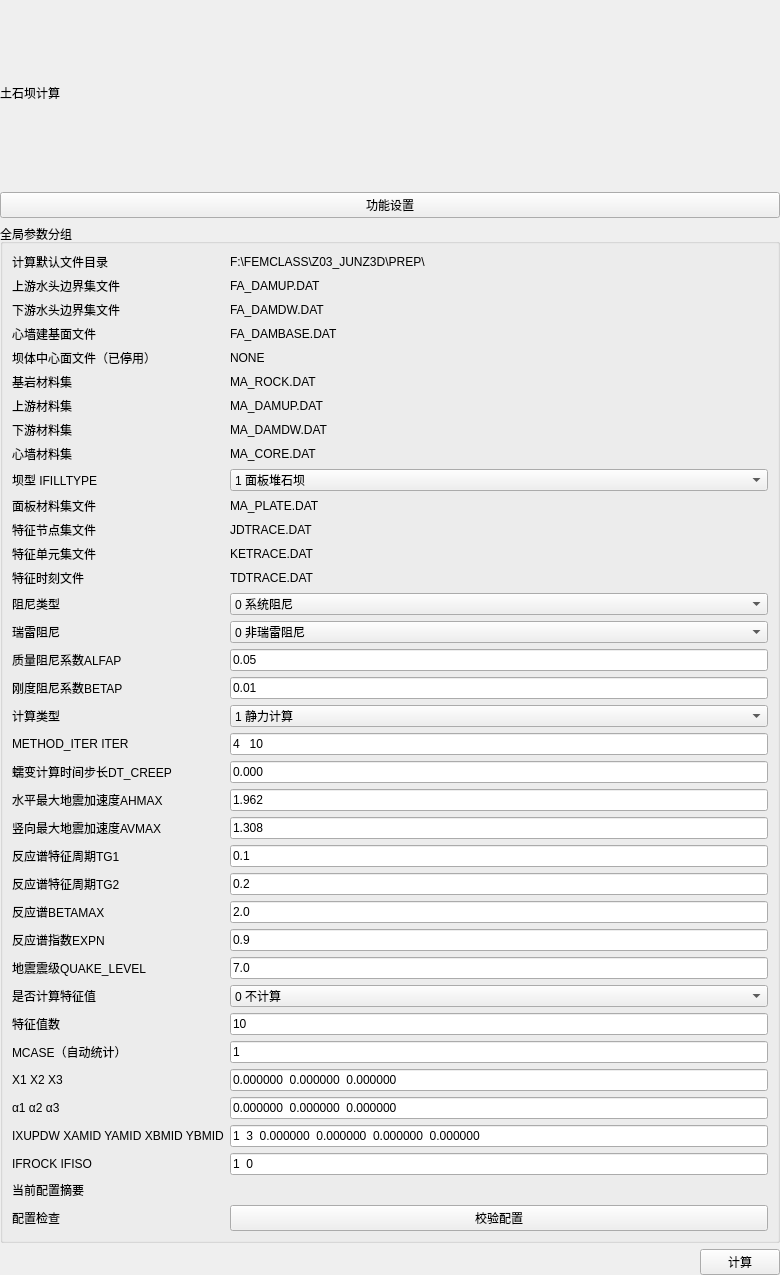
The window that plugins/Base_Slover/DamAnalysisWidget.ui (asd977/base_cae) describes before a commit, drawn with Qt 5.
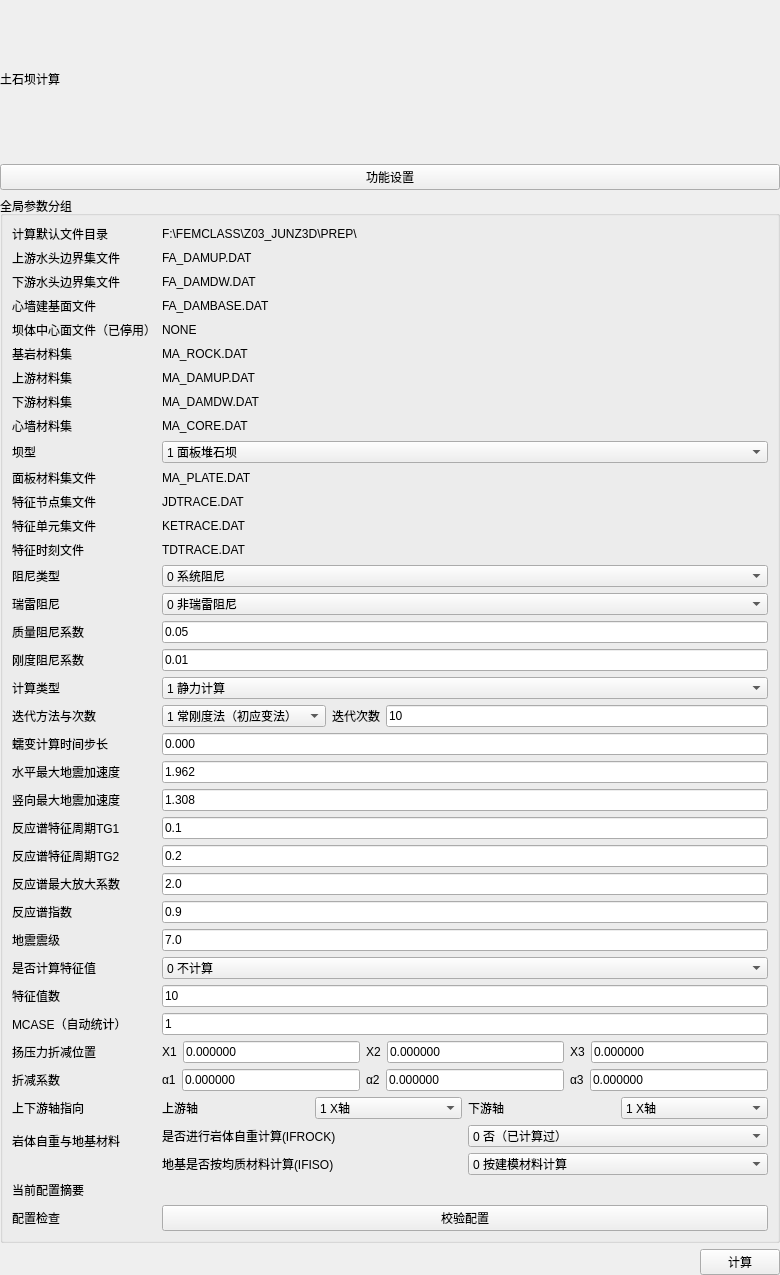
The same window after the commit.

Commit message: Simplify dam analysis settings UI and localized inputs

Diff of the .ui file:
```diff
--- a/plugins/Base_Slover/DamAnalysisWidget.ui
+++ b/plugins/Base_Slover/DamAnalysisWidget.ui
@@ -175,7 +175,7 @@
      <item row="9" column="0">
       <widget class="QLabel" name="labelLine10">
        <property name="text">
-        <string>坝型 IFILLTYPE</string>
+        <string>坝型</string>
        </property>
       </widget>
      </item>
@@ -304,7 +304,7 @@
      <item row="16" column="0">
       <widget class="QLabel" name="labelLine17">
        <property name="text">
-        <string>质量阻尼系数ALFAP</string>
+        <string>质量阻尼系数</string>
        </property>
       </widget>
      </item>
@@ -318,7 +318,7 @@
      <item row="17" column="0">
       <widget class="QLabel" name="labelLine18">
        <property name="text">
-        <string>刚度阻尼系数BETAP</string>
+        <string>刚度阻尼系数</string>
        </property>
       </widget>
      </item>
@@ -358,21 +358,34 @@
      <item row="19" column="0">
       <widget class="QLabel" name="labelLine20">
        <property name="text">
-        <string>METHOD_ITER ITER</string>
+        <string>迭代方法与次数</string>
        </property>
       </widget>
      </item>
      <item row="19" column="1">
-      <widget class="QLineEdit" name="editLine20">
-       <property name="text">
-        <string>4   10</string>
-       </property>
-      </widget>
+      <layout class="QHBoxLayout" name="layoutMethodIter">
+       <item>
+        <widget class="QComboBox" name="comboMethodIter">
+         <item><property name="text"><string>1 常刚度法（初应变法）</string></property></item>
+         <item><property name="text"><string>2 常刚度法（初应力法）</string></property></item>
+         <item><property name="text"><string>3 变刚度法（切线刚度法）</string></property></item>
+         <item><property name="text"><string>4 中点增量法（土坝填筑）</string></property></item>
+        </widget>
+       </item>
+       <item>
+        <widget class="QLabel" name="labelIter"><property name="text"><string>迭代次数</string></property></widget>
+       </item>
+       <item>
+        <widget class="QLineEdit" name="editIter">
+         <property name="text"><string>10</string></property>
+        </widget>
+       </item>
+      </layout>
      </item>
      <item row="20" column="0">
       <widget class="QLabel" name="labelLine21">
        <property name="text">
-        <string>蠕变计算时间步长DT_CREEP</string>
+        <string>蠕变计算时间步长</string>
        </property>
       </widget>
      </item>
@@ -386,7 +399,7 @@
      <item row="21" column="0">
       <widget class="QLabel" name="labelLine22">
        <property name="text">
-        <string>水平最大地震加速度AHMAX</string>
+        <string>水平最大地震加速度</string>
        </property>
       </widget>
      </item>
@@ -400,7 +413,7 @@
      <item row="22" column="0">
       <widget class="QLabel" name="labelLine23">
        <property name="text">
-        <string>竖向最大地震加速度AVMAX</string>
+        <string>竖向最大地震加速度</string>
        </property>
       </widget>
      </item>
@@ -442,7 +455,7 @@
      <item row="25" column="0">
       <widget class="QLabel" name="labelLine26">
        <property name="text">
-        <string>反应谱BETAMAX</string>
+        <string>反应谱最大放大系数</string>
        </property>
       </widget>
      </item>
@@ -456,7 +469,7 @@
      <item row="26" column="0">
       <widget class="QLabel" name="labelLine27">
        <property name="text">
-        <string>反应谱指数EXPN</string>
+        <string>反应谱指数</string>
        </property>
       </widget>
      </item>
@@ -470,7 +483,7 @@
      <item row="27" column="0">
       <widget class="QLabel" name="labelLine28">
        <property name="text">
-        <string>地震震级QUAKE_LEVEL</string>
+        <string>地震震级</string>
        </property>
       </widget>
      </item>
@@ -536,58 +549,74 @@
      <item row="31" column="0">
       <widget class="QLabel" name="labelX">
        <property name="text">
-        <string>X1 X2 X3</string>
+        <string>扬压力折减位置</string>
        </property>
       </widget>
      </item>
      <item row="31" column="1">
-      <widget class="QLineEdit" name="editX">
-       <property name="text">
-        <string>0.000000  0.000000  0.000000</string>
-       </property>
-      </widget>
+      <layout class="QHBoxLayout" name="layoutX">
+       <item><widget class="QLabel" name="labelX1"><property name="text"><string>X1</string></property></widget></item>
+       <item><widget class="QLineEdit" name="editX1"><property name="text"><string>0.000000</string></property></widget></item>
+       <item><widget class="QLabel" name="labelX2"><property name="text"><string>X2</string></property></widget></item>
+       <item><widget class="QLineEdit" name="editX2"><property name="text"><string>0.000000</string></property></widget></item>
+       <item><widget class="QLabel" name="labelX3"><property name="text"><string>X3</string></property></widget></item>
+       <item><widget class="QLineEdit" name="editX3"><property name="text"><string>0.000000</string></property></widget></item>
+      </layout>
      </item>
      <item row="32" column="0">
       <widget class="QLabel" name="labelAlfa">
        <property name="text">
-        <string>α1 α2 α3</string>
+        <string>折减系数</string>
        </property>
       </widget>
      </item>
      <item row="32" column="1">
-      <widget class="QLineEdit" name="editAlfa">
-       <property name="text">
-        <string>0.000000  0.000000  0.000000</string>
-       </property>
-      </widget>
+      <layout class="QHBoxLayout" name="layoutAlfa">
+       <item><widget class="QLabel" name="labelAlfa1"><property name="text"><string>α1</string></property></widget></item>
+       <item><widget class="QLineEdit" name="editAlfa1"><property name="text"><string>0.000000</string></property></widget></item>
+       <item><widget class="QLabel" name="labelAlfa2"><property name="text"><string>α2</string></property></widget></item>
+       <item><widget class="QLineEdit" name="editAlfa2"><property name="text"><string>0.000000</string></property></widget></item>
+       <item><widget class="QLabel" name="labelAlfa3"><property name="text"><string>α3</string></property></widget></item>
+       <item><widget class="QLineEdit" name="editAlfa3"><property name="text"><string>0.000000</string></property></widget></item>
+      </layout>
      </item>
      <item row="33" column="0">
       <widget class="QLabel" name="labelAxis">
        <property name="text">
-        <string>IXUPDW XAMID YAMID XBMID YBMID</string>
+        <string>上下游轴指向</string>
        </property>
       </widget>
      </item>
      <item row="33" column="1">
-      <widget class="QLineEdit" name="editAxis">
-       <property name="text">
-        <string>1  3  0.000000  0.000000  0.000000  0.000000</string>
-       </property>
-      </widget>
+      <layout class="QHBoxLayout" name="layoutAxis">
+       <item><widget class="QLabel" name="labelAxisUp"><property name="text"><string>上游轴</string></property></widget></item>
+       <item><widget class="QComboBox" name="comboAxisUp"><item><property name="text"><string>1 X轴</string></property></item><item><property name="text"><string>2 Y轴</string></property></item><item><property name="text"><string>3 Z轴</string></property></item></widget></item>
+       <item><widget class="QLabel" name="labelAxisDown"><property name="text"><string>下游轴</string></property></widget></item>
+       <item><widget class="QComboBox" name="comboAxisDown"><item><property name="text"><string>1 X轴</string></property></item><item><property name="text"><string>2 Y轴</string></property></item><item><property name="text"><string>3 Z轴</string></property></item></widget></item>
+      </layout>
      </item>
      <item row="34" column="0">
       <widget class="QLabel" name="labelRock">
        <property name="text">
-        <string>IFROCK IFISO</string>
+        <string>岩体自重与地基材料</string>
        </property>
       </widget>
      </item>
      <item row="34" column="1">
-      <widget class="QLineEdit" name="editRock">
-       <property name="text">
-        <string>1  0</string>
-       </property>
-      </widget>
+      <layout class="QVBoxLayout" name="layoutRock">
+       <item>
+        <layout class="QHBoxLayout" name="layoutIfrock">
+         <item><widget class="QLabel" name="labelIfRock"><property name="text"><string>是否进行岩体自重计算(IFROCK)</string></property></widget></item>
+         <item><widget class="QComboBox" name="comboIfRock"><item><property name="text"><string>0 否（已计算过）</string></property></item><item><property name="text"><string>1 是（本次计算）</string></property></item></widget></item>
+        </layout>
+       </item>
+       <item>
+        <layout class="QHBoxLayout" name="layoutIfiso">
+         <item><widget class="QLabel" name="labelIfIso"><property name="text"><string>地基是否按均质材料计算(IFISO)</string></property></widget></item>
+         <item><widget class="QComboBox" name="comboIfIso"><item><property name="text"><string>0 按建模材料计算</string></property></item><item><property name="text"><string>1 按IFISO材料计算</string></property></item></widget></item>
+        </layout>
+       </item>
+      </layout>
      </item>
      <item row="35" column="0">
       <widget class="QLabel" name="labelSummary">
```
Left out of the diff: 22 changed lines with no effect on the pictures. The commit also changes 2 other files.
